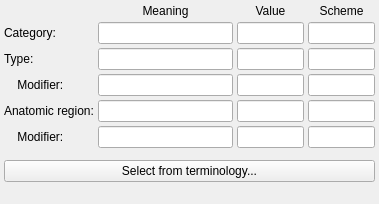
First picture: the form in Modules/Loadable/Colors/Widgets/Resources/UI/qSlicerTerminologyEditorWidget.ui, repository cpinter/Slicer, before the edit.
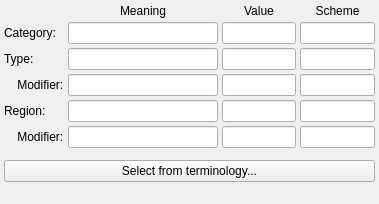
Second picture: the form after the edit.

```diff
--- a/Modules/Loadable/Colors/Widgets/Resources/UI/qSlicerTerminologyEditorWidget.ui
+++ b/Modules/Loadable/Colors/Widgets/Resources/UI/qSlicerTerminologyEditorWidget.ui
@@ -61,7 +61,7 @@
      <item row="4" column="0">
       <widget class="QLabel" name="label_7">
        <property name="text">
-        <string>Anatomic region:</string>
+        <string>Region:</string>
        </property>
       </widget>
      </item>
```
Left out of the diff: 12 changed lines with no effect on the pictures.
